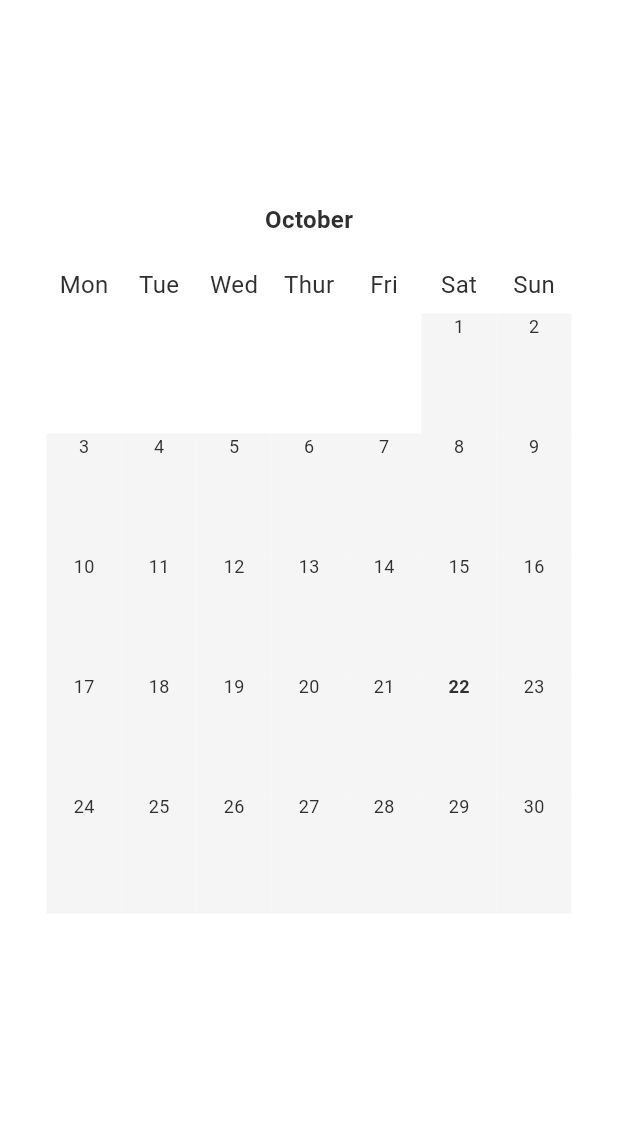
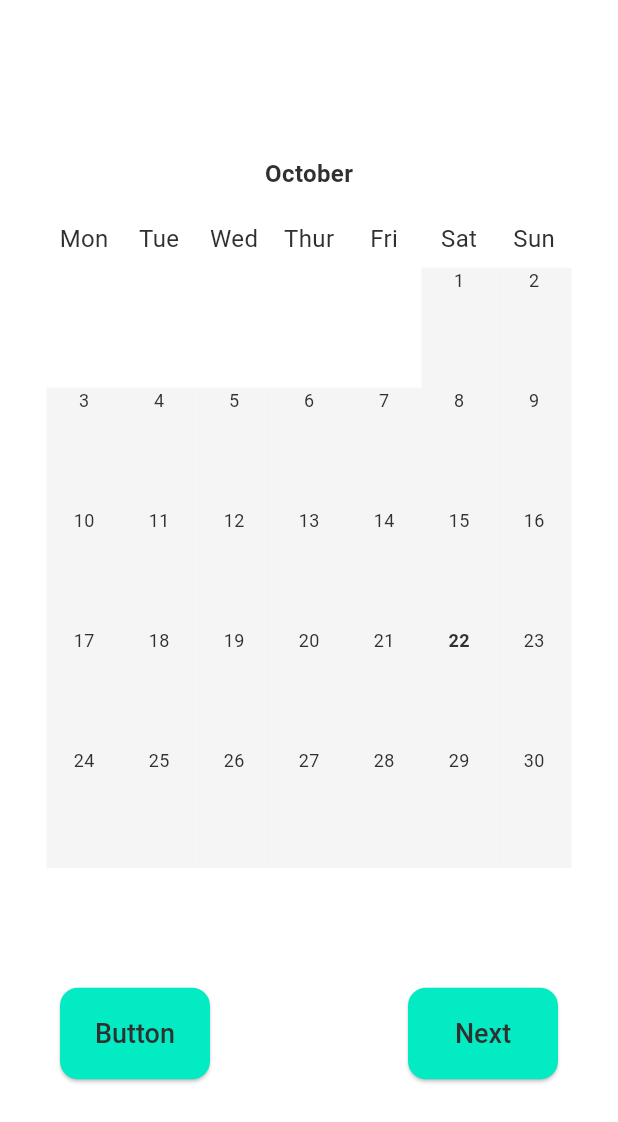
Before and after one commit to mazenhalawi/monthly, a Flutter app: the screen it shows after launch, on a phone screen of 412 x 824 dp. Shown: the top 1122 px of the screen. Run offline on Flutter 3.47's test engine with Material 3 defaults, Android fonts, the phone set to English and light mode, and no system bars; our stand-ins replace flutter_bloc, freezed_annotation, get_it.

Commit message:
added button styles

```diff
--- a/lib/core/utils/colors.dart
+++ b/lib/core/utils/colors.dart
@@ -5,6 +5,7 @@ class LColors {
 
   static const background = Colors.white;
   static const shade1 = Color(0xFFF5F5F5);
+  static const grey = Colors.grey;
   static const shade85 = Color(0xFF303030);
   static const brand = Color(0xFF03EBC3);
 }
--- /dev/null
+++ b/lib/core/utils/styles.dart
@@ -0,0 +1,24 @@
+// ignore_for_file: constant_identifier_names, non_constant_identifier_names
+
+import 'package:flutter/material.dart';
+import 'package:mobile_recruitment_test/core/utils/colors.dart';
+
+final LButtonStyle = ButtonStyle(
+  foregroundColor: WidgetStateColor.fromMap({
+    WidgetState.pressed: LColors.grey,
+    WidgetState.any: LColors.shade85,
+  }),
+  textStyle: WidgetStateProperty.fromMap({
+    WidgetState.any: TextStyle(fontSize: 18, fontWeight: FontWeight.w500),
+  }),
+  padding: WidgetStatePropertyAll(
+    EdgeInsets.symmetric(vertical: 20, horizontal: 16),
+  ),
+  backgroundColor: WidgetStateColor.fromMap({
+    WidgetState.pressed: LColors.background,
+    WidgetState.any: LColors.brand,
+  }),
+  shape: WidgetStatePropertyAll(
+    RoundedRectangleBorder(borderRadius: BorderRadius.circular(12.0)),
+  ),
+);
--- a/lib/features/month_calendar/pages/month_calendar.dart
+++ b/lib/features/month_calendar/pages/month_calendar.dart
@@ -1,6 +1,7 @@
 import 'package:flutter/material.dart';
 import 'package:mobile_recruitment_test/core/utils/colors.dart';
 import 'package:mobile_recruitment_test/core/services/month_engine.dart';
+import 'package:mobile_recruitment_test/core/utils/styles.dart';
 import 'package:mobile_recruitment_test/features/month_calendar/models/month_engine_data.dart';
 import 'package:mobile_recruitment_test/core/widgets/text.dart';
 import 'package:mobile_recruitment_test/core/utils/translations.dart';
@@ -95,6 +96,30 @@ class _MonthCalendarState extends State<MonthCalendar> {
                           ),
                         ),
                       ),
+                      Padding(
+                        padding: const EdgeInsets.symmetric(horizontal: 40.0),
+                        child: Row(
+                          mainAxisAlignment: MainAxisAlignment.spaceBetween,
+                          children: [
+                            SizedBox(
+                              width: 100,
+                              child: ElevatedButton(
+                                onPressed: () => print('pressed previous'),
+                                style: LButtonStyle,
+                                child: Text("Button"),
+                              ),
+                            ),
+                            SizedBox(
+                              width: 100,
+                              child: ElevatedButton(
+                                onPressed: () => print('pressed next'),
+                                style: LButtonStyle,
+                                child: Text("Next"),
+                              ),
+                            ),
+                          ],
+                        ),
+                      ),
                     ],
                   ),
                 ),
```
